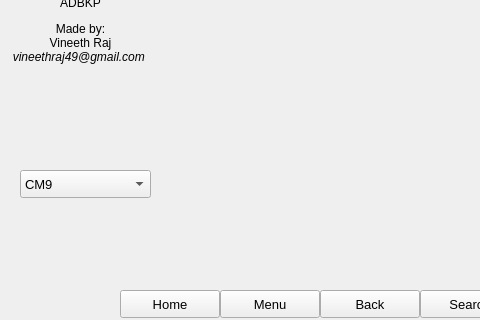
First picture: the form in mainwindow.ui, repository thewisenerd/adbkp-gui, before the edit; both pictures show x 0 to 480 and y 200 to 520 of the 640 by 520 pixel window.
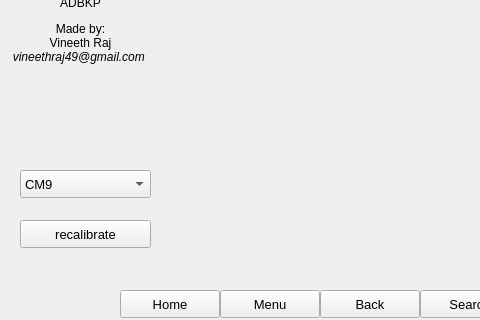
Second picture: the form after the edit. Icons and pictures are not drawn.

Commit message: recalibrate function patch 1/2

```diff
--- a/mainwindow.ui
+++ b/mainwindow.ui
@@ -406,6 +406,45 @@
      <string>Diag-Touch</string>
     </property>
    </widget>
+   <widget class="QPushButton" name="recalibrate_btn">
+    <property name="geometry">
+     <rect>
+      <x>20</x>
+      <y>420</y>
+      <width>131</width>
+      <height>28</height>
+     </rect>
+    </property>
+    <property name="minimumSize">
+     <size>
+      <width>100</width>
+      <height>28</height>
+     </size>
+    </property>
+    <property name="maximumSize">
+     <size>
+      <width>131</width>
+      <height>28</height>
+     </size>
+    </property>
+    <property name="font">
+     <font>
+      <pointsize>10</pointsize>
+     </font>
+    </property>
+    <property name="cursor">
+     <cursorShape>PointingHandCursor</cursorShape>
+    </property>
+    <property name="toolTip">
+     <string>Unlock Screen Gesture</string>
+    </property>
+    <property name="text">
+     <string>recalibrate</string>
+    </property>
+    <property name="flat">
+     <bool>false</bool>
+    </property>
+   </widget>
   </widget>
  </widget>
  <layoutdefault spacing="6" margin="11"/>
```
The commit also changes 3 other files.
